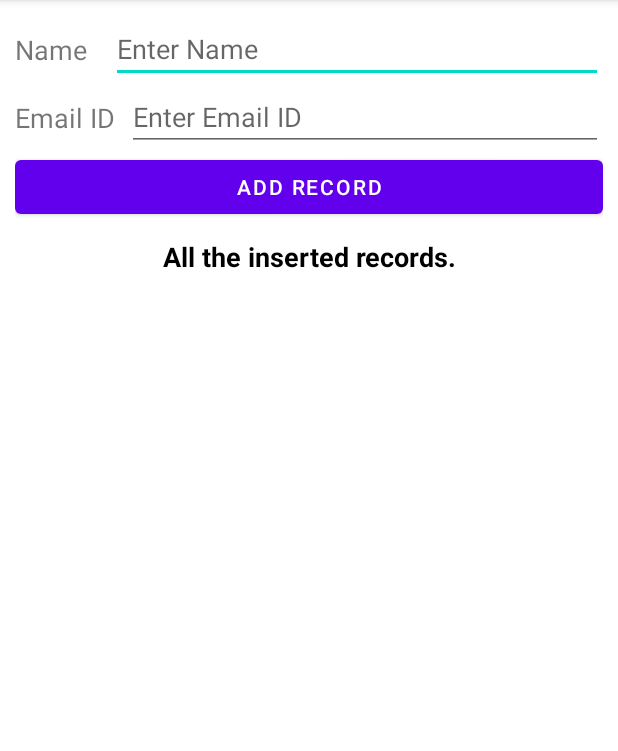
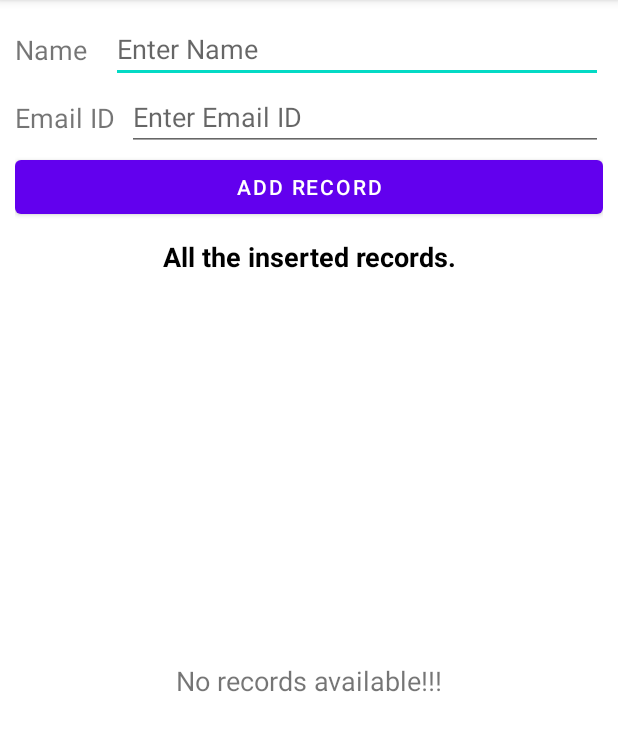
Before and after one commit to giangthao/RoomDemo, an Android app: the screen it shows after launch (MainActivity), on a phone screen of 412 x 824 dp, the part 84-835 px from its top. Run offline under Robolectric (Android 15) with nearby library versions, the phone set to English and light mode, and no system bars; our stand-ins replace Room's generated code.

Commit message:
Add Cycle view

```diff
--- a/app/src/main/java/com/tutorial/roomdemo/MainActivity.kt
+++ b/app/src/main/java/com/tutorial/roomdemo/MainActivity.kt
@@ -2,8 +2,11 @@ package com.tutorial.roomdemo
 
 import androidx.appcompat.app.AppCompatActivity
 import android.os.Bundle
+import android.util.Log
+import android.view.View
 import android.widget.Toast
 import androidx.lifecycle.lifecycleScope
+import androidx.recyclerview.widget.LinearLayoutManager
 import com.tutorial.roomdemo.databinding.ActivityMainBinding
 import kotlinx.coroutines.launch
 
@@ -18,11 +21,18 @@ class MainActivity : AppCompatActivity() {
             // TODO call addrecord with employeeDao
             addRecord(employeeDao)
         }
+        lifecycleScope.launch{
+            employeeDao.fetchAllEmployees().collect{
+                Log.d("exactemployee","$it")
+                val list = ArrayList(it)
+                setupListOfDataIntoRecyclerView(list,employeeDao)
+            }
+        }
     }
     fun addRecord(employeeDao: EmployeeDao){
         val name = binding?.etName?.text.toString()
         val email = binding?.etEmailId?.text.toString()
-        if(email.isNotEmpty() && email.isNotEmpty()){
+        if(email.isNotEmpty() && name.isNotEmpty()){
             lifecycleScope.launch{
                 employeeDao.insert(EmployeeEntity(name = name, email = email))
                 Toast.makeText(applicationContext,"Record saved",Toast.LENGTH_LONG)
@@ -37,4 +47,26 @@ class MainActivity : AppCompatActivity() {
             ).show()
         }
     }
+    /**
+     * Function is used show the list of inserted data.
+     */
+    private fun setupListOfDataIntoRecyclerView(employeesList:ArrayList<EmployeeEntity>,
+                                                employeeDao: EmployeeDao) {
+
+        if (employeesList.isNotEmpty()) {
+            val itemAdapter = ItemAdapter(employeesList)
+
+
+            // Set the LayoutManager that this RecyclerView will use.
+            binding?.rvItemsList?.layoutManager = LinearLayoutManager(this)
+            // adapter instance is set to the recyclerview to inflate the items.
+            binding?.rvItemsList?.adapter = itemAdapter
+            binding?.rvItemsList?.visibility = View.VISIBLE
+            binding?.tvNoRecordsAvailable?.visibility = View.GONE
+        } else {
+
+            binding?.rvItemsList?.visibility = View.GONE
+            binding?.tvNoRecordsAvailable?.visibility = View.VISIBLE
+        }
+    }
 }
--- a/app/src/main/res/layout/activity_main.xml
+++ b/app/src/main/res/layout/activity_main.xml
@@ -74,11 +74,14 @@
         android:textStyle="bold" />
 
     <androidx.recyclerview.widget.RecyclerView
-        app:layout_constraintTop_toBottomOf="@id/tvName"
         android:id="@+id/rvItemsList"
         android:layout_width="match_parent"
-        android:layout_height="wrap_content"
+        android:layout_height="0dp"
         android:visibility="visible"
+        app:layout_constraintBottom_toBottomOf="parent"
+        app:layout_constraintEnd_toEndOf="parent"
+        app:layout_constraintStart_toStartOf="parent"
+        app:layout_constraintTop_toBottomOf="@id/tvName"
         tools:visibility="visible" />
 
     <TextView
```
Also changed, not shown: app/src/main/java/com/tutorial/roomdemo/ItemAdapter.kt (+83 -1 lines).
